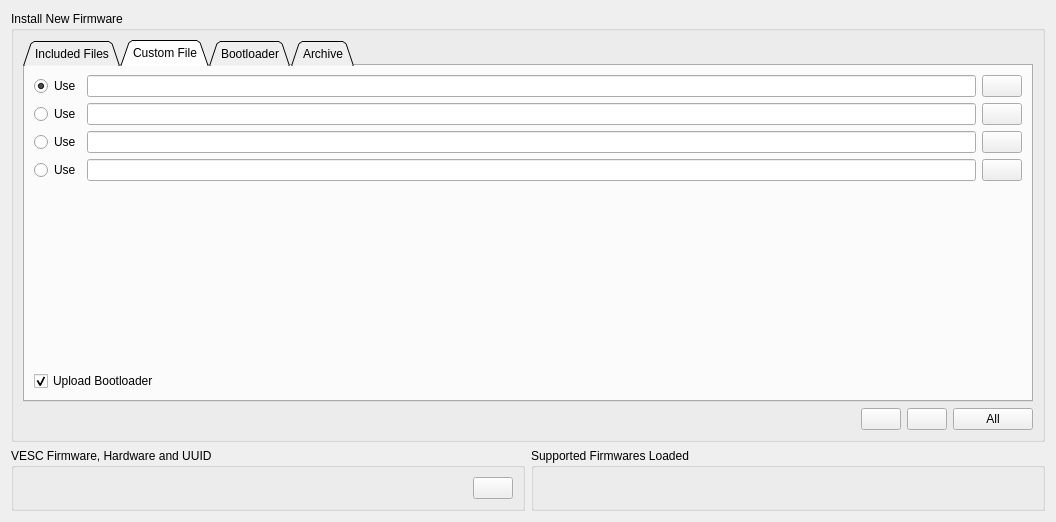
Before: the Qt Designer form pages/pagefirmware.ui in njupt-robomasters/vesc_tool-zh, drawn with Qt 5.
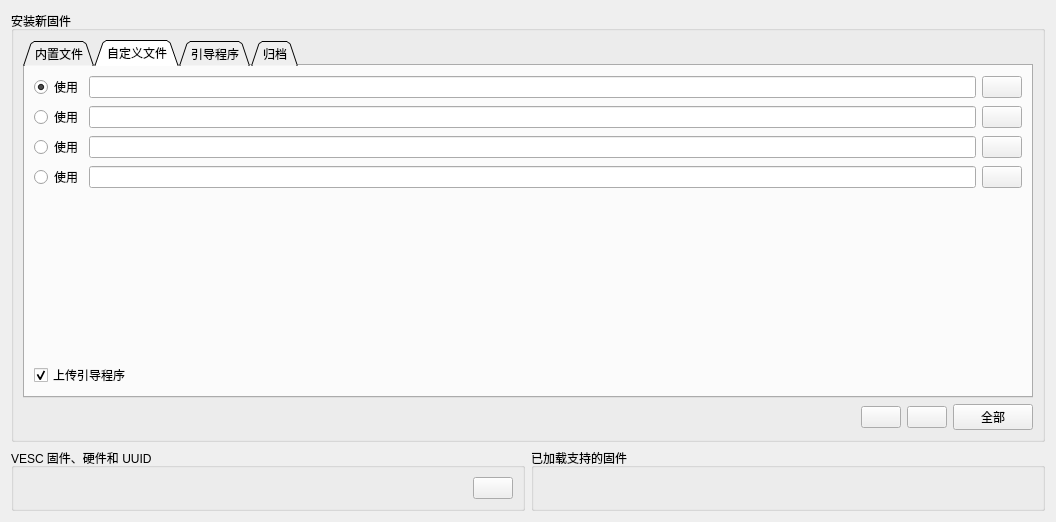
After: the same form once the commit is applied. The open tabs and pages were chosen to show the change. Icons and pictures are not drawn. Custom widgets are drawn as their Qt base class.

Commit message:
汉化: 完成.ui与tr()界面翻译,升级到7.01配置,修复固件版本与反序列化问题
- 60个.ui文件与多个tr()字符串汉化,parameditbitfield兼容"未使用"
- configLoadLatest取消硬编码6.05,新增res/config/7.01,VT_VERSION=7.01
- 仅用签名安全的脚本翻译XML(不翻译enumNames),避免配置签名不一致
- 反序列化失败弹窗显示固件/本地签名与固件版本,便于排查
- 文档补充问题10/11,并标注禁止运行xml_translate.py
- 加入UI/tr()翻译辅助脚本

Patch:
```diff
--- a/pages/pagefirmware.ui
+++ b/pages/pagefirmware.ui
@@ -17,7 +17,7 @@
    <item>
     <widget class="QGroupBox" name="groupBox">
      <property name="title">
-      <string>Install New Firmware</string>
+      <string>安装新固件</string>
      </property>
      <layout class="QVBoxLayout" name="verticalLayout_3">
       <item>
@@ -30,7 +30,7 @@
         </property>
         <widget class="QWidget" name="tab">
          <attribute name="title">
-          <string>Included Files</string>
+          <string>内置文件</string>
          </attribute>
          <layout class="QVBoxLayout" name="verticalLayout_7">
           <item>
@@ -171,7 +171,7 @@
         </widget>
         <widget class="QWidget" name="tab_2">
          <attribute name="title">
-          <string>Custom File</string>
+          <string>自定义文件</string>
          </attribute>
          <layout class="QVBoxLayout" name="verticalLayout" stretch="0,0,0,0,1,0">
           <item>
@@ -179,7 +179,7 @@
             <item>
              <widget class="QRadioButton" name="useFw1Button">
               <property name="text">
-               <string>Use</string>
+               <string>使用</string>
               </property>
               <property name="checked">
                <bool>true</bool>
@@ -216,7 +216,7 @@
             <item>
              <widget class="QRadioButton" name="useFw2Button">
               <property name="text">
-               <string>Use</string>
+               <string>使用</string>
               </property>
              </widget>
             </item>
@@ -250,7 +250,7 @@
             <item>
              <widget class="QRadioButton" name="useFw3Button">
               <property name="text">
-               <string>Use</string>
+               <string>使用</string>
               </property>
              </widget>
             </item>
@@ -284,7 +284,7 @@
             <item>
              <widget class="QRadioButton" name="useFw4Button">
               <property name="text">
-               <string>Use</string>
+               <string>使用</string>
               </property>
              </widget>
             </item>
@@ -332,7 +332,7 @@
              <string>Upload bootloader before uploading firmware</string>
             </property>
             <property name="text">
-             <string>Upload Bootloader</string>
+             <string>上传引导程序</string>
             </property>
             <property name="checked">
              <bool>true</bool>
@@ -343,7 +343,7 @@
         </widget>
         <widget class="QWidget" name="tab_3">
          <attribute name="title">
-          <string>Bootloader</string>
+          <string>引导程序</string>
          </attribute>
          <layout class="QVBoxLayout" name="verticalLayout_8">
           <item>
@@ -353,7 +353,7 @@
         </widget>
         <widget class="QWidget" name="tab_4">
          <attribute name="title">
-          <string>Archive</string>
+          <string>归档</string>
          </attribute>
          <layout class="QVBoxLayout" name="verticalLayout_11">
           <item>
@@ -513,7 +513,7 @@
            <string>&lt;html&gt;&lt;head/&gt;&lt;body&gt;&lt;p&gt;Upload firmware to the connected VESC, as well as to the VESCs connected over CAN-bus. Only available in FW3.45+.&lt;/p&gt;&lt;p&gt;&lt;br/&gt;&lt;/p&gt;&lt;p&gt;&lt;span style=&quot; color:#cc0000;&quot;&gt;WARNING&lt;/span&gt;: This function should &lt;span style=&quot; font-weight:600;&quot;&gt;only&lt;/span&gt; be used if all VESCs on the CAN-bus have the same hardware version. Otherwise, the firmware has to be updated on them individually.&lt;/p&gt;&lt;/body&gt;&lt;/html&gt;</string>
           </property>
           <property name="text">
-           <string>All</string>
+           <string>全部</string>
           </property>
           <property name="icon">
            <iconset resource="../res.qrc">
@@ -531,7 +531,7 @@
      <item>
       <widget class="QGroupBox" name="groupBox_2">
        <property name="title">
-        <string>VESC Firmware, Hardware and UUID</string>
+        <string>VESC 固件、硬件和 UUID</string>
        </property>
        <layout class="QHBoxLayout" name="horizontalLayout">
         <item>
@@ -567,7 +567,7 @@
      <item>
       <widget class="QGroupBox" name="groupBox_3">
        <property name="title">
-        <string>Supported Firmwares Loaded</string>
+        <string>已加载支持的固件</string>
        </property>
        <layout class="QVBoxLayout" name="verticalLayout_2">
         <item>
```
Left out of the diff: 40 changed lines with no effect on the pictures. The commit also changes 109 other files.
